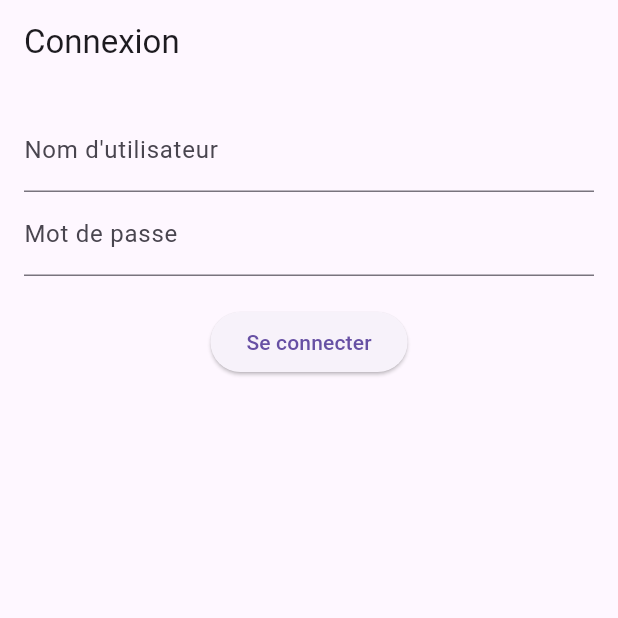
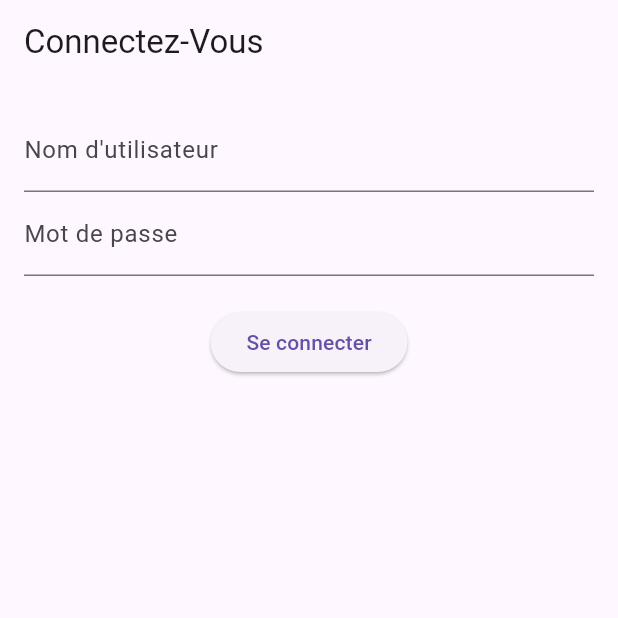
Before and after one commit to MDylan95/dev, a Flutter app: the screen it shows after launch, on a phone screen of 412 x 824 dp, the top half of it. Run offline on Flutter 3.47's test engine with Material 3 defaults, Android fonts, the phone set to English and light mode, and no system bars; missing offline and left inert: mysql1.

Commit message:
Second commit

```diff
--- a/lib/login_page.dart
+++ b/lib/login_page.dart
@@ -10,7 +10,7 @@ class LoginPage extends StatelessWidget {
   @override
   Widget build(BuildContext context) {
     return Scaffold(
-      appBar: AppBar(title: Text('Connexion')),
+      appBar: AppBar(title: Text('Connectez-Vous')),
       body: Padding(
         padding: const EdgeInsets.all(16.0),
         child: Column(
```
